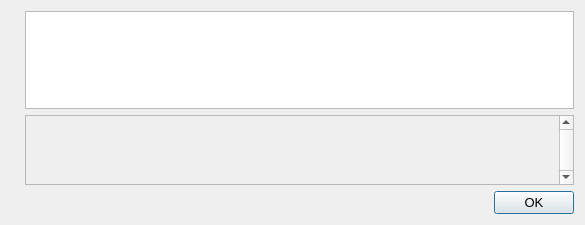
Qt form src/qt/forms/helpmessagedialog.ui (project-qmc/QMC) before a commit.
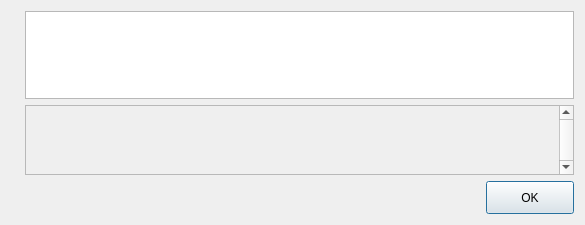
The same form after that commit. Icons and pictures are not drawn.

The edit to the form file:
```diff
--- a/src/qt/forms/helpmessagedialog.ui
+++ b/src/qt/forms/helpmessagedialog.ui
@@ -18,6 +18,9 @@
   <property name="windowTitle">
    <string notr="true">ROI and Stats Information</string>
   </property>
+  <property name="styleSheet">
+   <string notr="true">QPushButton{width: 80px; height: 25px;}</string>
+  </property>
   <layout class="QHBoxLayout" name="horizontalLayout_2">
    <item>
     <widget class="QLabel" name="graphic">
@@ -54,7 +57,7 @@
          <rect>
           <x>0</x>
           <y>0</y>
-          <width>447</width>
+          <width>479</width>
           <height>68</height>
          </rect>
         </property>
```
